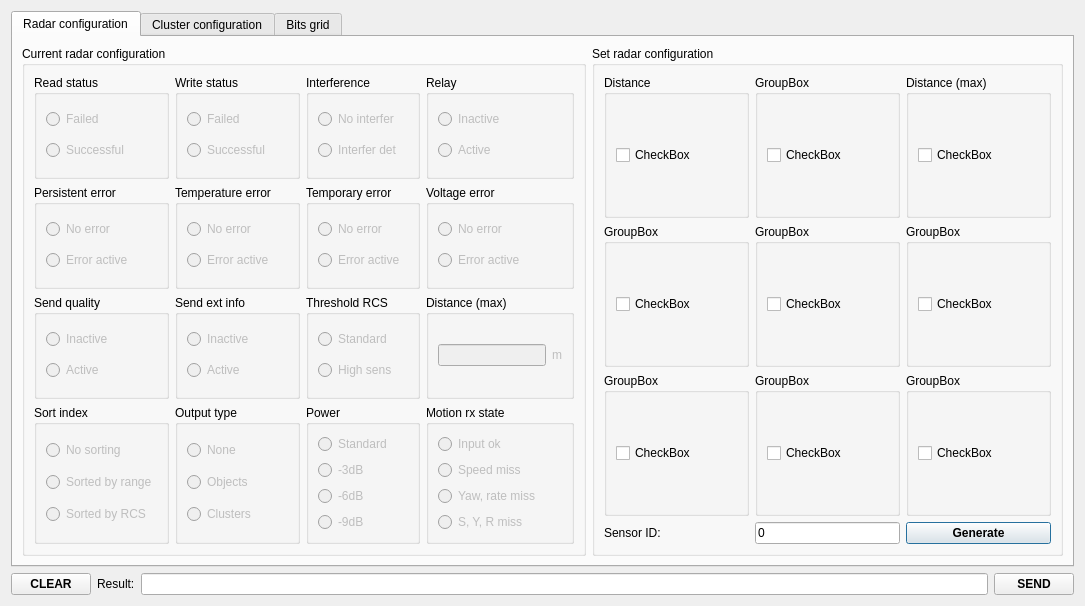
Qt form dialogconfig.ui (anatoltrush/RadarVisual) before a commit.
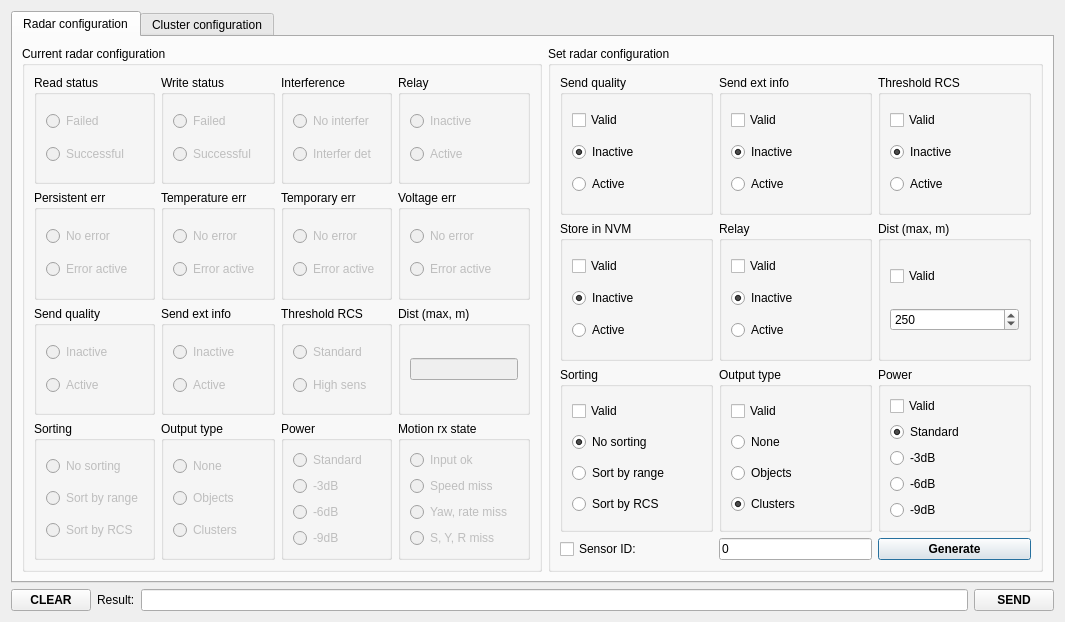
The same form after that commit.

Diff of the .ui file:
```diff
--- a/dialogconfig.ui
+++ b/dialogconfig.ui
@@ -6,8 +6,8 @@
    <rect>
     <x>0</x>
     <y>0</y>
-    <width>1085</width>
-    <height>606</height>
+    <width>1065</width>
+    <height>622</height>
    </rect>
   </property>
   <property name="windowTitle">
@@ -39,7 +39,7 @@
           <item row="2" column="3">
            <widget class="QGroupBox" name="gBCurrRadDist">
             <property name="title">
-             <string>Distance (max)</string>
+             <string>Dist (max, m)</string>
             </property>
             <layout class="QGridLayout" name="gridLayout_20">
              <item row="0" column="0">
@@ -64,29 +64,13 @@
                </property>
               </widget>
              </item>
-             <item row="0" column="1">
-              <widget class="QLabel" name="lCurrRadDistM">
-               <property name="enabled">
-                <bool>false</bool>
-               </property>
-               <property name="sizePolicy">
-                <sizepolicy hsizetype="Minimum" vsizetype="Fixed">
-                 <horstretch>0</horstretch>
-                 <verstretch>0</verstretch>
-                </sizepolicy>
-               </property>
-               <property name="text">
-                <string>m</string>
-               </property>
-              </widget>
-             </item>
             </layout>
            </widget>
           </item>
           <item row="1" column="1">
            <widget class="QGroupBox" name="gBCurrRadTemper">
             <property name="title">
-             <string>Temperature error</string>
+             <string>Temperature err</string>
             </property>
             <layout class="QGridLayout" name="gridLayout_23">
              <item row="0" column="0">
@@ -115,7 +99,7 @@
           <item row="1" column="2">
            <widget class="QGroupBox" name="gBCurrRadTempor">
             <property name="title">
-             <string>Temporary error</string>
+             <string>Temporary err</string>
             </property>
             <layout class="QGridLayout" name="gridLayout_24">
              <item row="0" column="0">
@@ -367,7 +351,7 @@
           <item row="3" column="0">
            <widget class="QGroupBox" name="gBCurrRadSortInd">
             <property name="title">
-             <string>Sort index</string>
+             <string>Sorting</string>
             </property>
             <layout class="QGridLayout" name="gridLayout_26">
              <item row="0" column="0">
@@ -386,7 +370,7 @@
                 <bool>false</bool>
                </property>
                <property name="text">
-                <string>Sorted by range</string>
+                <string>Sort by range</string>
                </property>
               </widget>
              </item>
@@ -396,7 +380,7 @@
                 <bool>false</bool>
                </property>
                <property name="text">
-                <string>Sorted by RCS</string>
+                <string>Sort by RCS</string>
                </property>
               </widget>
              </item>
@@ -406,7 +390,7 @@
           <item row="1" column="3">
            <widget class="QGroupBox" name="gBCurrRadVolt">
             <property name="title">
-             <string>Voltage error</string>
+             <string>Voltage err</string>
             </property>
             <layout class="QGridLayout" name="gridLayout_25">
              <item row="0" column="0">
@@ -464,7 +448,7 @@
           <item row="1" column="0">
            <widget class="QGroupBox" name="gBCurrRadPersErr">
             <property name="title">
-             <string>Persistent error</string>
+             <string>Persistent err</string>
             </property>
             <layout class="QGridLayout" name="gridLayout_21">
              <item row="0" column="0">
@@ -587,6 +571,72 @@
           <string>Set radar configuration</string>
          </property>
          <layout class="QGridLayout" name="gridLayout_4">
+          <item row="1" column="1">
+           <widget class="QGroupBox" name="gBSetRadRelay">
+            <property name="title">
+             <string>Relay</string>
+            </property>
+            <layout class="QGridLayout" name="gridLayout_13">
+             <item row="0" column="0">
+              <widget class="QCheckBox" name="cBSetRadRelay">
+               <property name="text">
+                <string>Valid</string>
+               </property>
+              </widget>
+             </item>
+             <item row="1" column="0">
+              <widget class="QRadioButton" name="rBSetRadRelayIn">
+               <property name="text">
+                <string>Inactive</string>
+               </property>
+               <property name="checked">
+                <bool>true</bool>
+               </property>
+              </widget>
+             </item>
+             <item row="2" column="0">
+              <widget class="QRadioButton" name="rBSetRadRelayAct">
+               <property name="text">
+                <string>Active</string>
+               </property>
+              </widget>
+             </item>
+            </layout>
+           </widget>
+          </item>
+          <item row="1" column="0">
+           <widget class="QGroupBox" name="gBSetRadStore">
+            <property name="title">
+             <string>Store in NVM</string>
+            </property>
+            <layout class="QGridLayout" name="gridLayout_12">
+             <item row="1" column="0">
+              <widget class="QRadioButton" name="rBSetRadStoreIn">
+               <property name="text">
+                <string>Inactive</string>
+               </property>
+               <property name="checked">
+                <bool>true</bool>
+               </property>
+              </widget>
+             </item>
+             <item row="0" column="0">
+              <widget class="QCheckBox" name="cBSetRadStore">
+               <property name="text">
+                <string>Valid</string>
+               </property>
+              </widget>
+             </item>
+             <item row="2" column="0">
+              <widget class="QRadioButton" name="rBSetRadStoreAct">
+               <property name="text">
+                <string>Active</string>
+               </property>
+              </widget>
+             </item>
+            </layout>
+           </widget>
+          </item>
           <item row="3" column="1">
            <widget class="QLineEdit" name="lESetRadId">
             <property name="sizePolicy">
@@ -600,80 +650,40 @@
             </property>
            </widget>
           </item>
-          <item row="1" column="0">
-           <widget class="QGroupBox" name="gBSet_4">
-            <property name="title">
-             <string>GroupBox</string>
+          <item row="3" column="0">
+           <widget class="QCheckBox" name="cBSetRadId">
+            <property name="text">
+             <string>Sensor ID:</string>
             </property>
-            <layout class="QGridLayout" name="gridLayout_12">
-             <item row="0" column="0">
-              <widget class="QCheckBox" name="checkBox_4">
-               <property name="text">
-                <string>CheckBox</string>
-               </property>
-              </widget>
-             </item>
-            </layout>
-           </widget>
-          </item>
-          <item row="2" column="2">
-           <widget class="QGroupBox" name="gBSet_8">
-            <property name="title">
-             <string>GroupBox</string>
-            </property>
-            <layout class="QGridLayout" name="gridLayout_17">
-             <item row="0" column="0">
-              <widget class="QCheckBox" name="checkBox_9">
-               <property name="text">
-                <string>CheckBox</string>
-               </property>
-              </widget>
-             </item>
-            </layout>
-           </widget>
-          </item>
-          <item row="1" column="2">
-           <widget class="QGroupBox" name="gBSet_3">
-            <property name="title">
-             <string>GroupBox</string>
-            </property>
-            <layout class="QGridLayout" name="gridLayout_14">
-             <item row="0" column="0">
-              <widget class="QCheckBox" name="checkBox_6">
-               <property name="text">
-                <string>CheckBox</string>
-               </property>
-              </widget>
-             </item>
-            </layout>
-           </widget>
-          </item>
-          <item row="1" column="1">
-           <widget class="QGroupBox" name="gBSet_5">
-            <property name="title">
-             <string>GroupBox</string>
-            </property>
-            <layout class="QGridLayout" name="gridLayout_13">
-             <item row="0" column="0">
-              <widget class="QCheckBox" name="checkBox_5">
-               <property name="text">
-                <string>CheckBox</string>
-               </property>
-              </widget>
-             </item>
-            </layout>
            </widget>
           </item>
           <item row="0" column="1">
            <widget class="QGroupBox" name="gBSetRadWrite">
             <property name="title">
-             <string>GroupBox</string>
+             <string>Send ext info</string>
             </property>
             <layout class="QGridLayout" name="gridLayout_11">
              <item row="0" column="0">
               <widget class="QCheckBox" name="checkBox_2">
                <property name="text">
-                <string>CheckBox</string>
+                <string>Valid</string>
+               </property>
+              </widget>
+             </item>
+             <item row="1" column="0">
+              <widget class="QRadioButton" name="rBSetRadExtIn">
+               <property name="text">
+                <string>Inactive</string>
+               </property>
+               <property name="checked">
+                <bool>true</bool>
+               </property>
+              </widget>
+             </item>
+             <item row="2" column="0">
+              <widget class="QRadioButton" name="rBSetRadExtAct">
+               <property name="text">
+                <string>Active</string>
                </property>
               </widget>
              </item>
@@ -681,63 +691,32 @@
            </widget>
           </item>
           <item row="0" column="2">
-           <widget class="QGroupBox" name="gBSetRadDist">
+           <widget class="QGroupBox" name="gBSetRadThr">
             <property name="title">
-             <string>Distance (max)</string>
+             <string>Threshold RCS</string>
             </property>
             <layout class="QGridLayout" name="gridLayout_10">
              <item row="0" column="0">
               <widget class="QCheckBox" name="checkBox_3">
                <property name="text">
-                <string>CheckBox</string>
+                <string>Valid</string>
                </property>
               </widget>
              </item>
-            </layout>
-           </widget>
-          </item>
-          <item row="0" column="0">
-           <widget class="QGroupBox" name="gBSetRadRead">
-            <property name="title">
-             <string>Distance</string>
-            </property>
-            <layout class="QGridLayout" name="gridLayout_9">
-             <item row="0" column="0">
-              <widget class="QCheckBox" name="checkBox">
+             <item row="1" column="0">
+              <widget class="QRadioButton" name="rBSetRadThrIn">
                <property name="text">
-                <string>CheckBox</string>
+                <string>Inactive</string>
                </property>
-              </widget>
-             </item>
-            </layout>
-           </widget>
-          </item>
-          <item row="2" column="1">
-           <widget class="QGroupBox" name="gBSet_7">
-            <property name="title">
-             <string>GroupBox</string>
-            </property>
-            <layout class="QGridLayout" name="gridLayout_16">
-             <item row="0" column="0">
-              <widget class="QCheckBox" name="checkBox_8">
-               <property name="text">
-                <string>CheckBox</string>
+               <property name="checked">
+                <bool>true</bool>
                </property>
               </widget>
              </item>
-            </layout>
-           </widget>
-          </item>
-          <item row="2" column="0">
-           <widget class="QGroupBox" name="gBSet_6">
-            <property name="title">
-             <string>GroupBox</string>
-            </property>
-            <layout class="QGridLayout" name="gridLayout_15">
-             <item row="0" column="0">
-              <widget class="QCheckBox" name="checkBox_7">
+             <item row="2" column="0">
+              <widget class="QRadioButton" name="rBSetRadThrAct">
                <property name="text">
-                <string>CheckBox</string>
+                <string>Active</string>
                </property>
               </widget>
              </item>
@@ -757,11 +736,205 @@
             </property>
            </widget>
           </item>
-          <item row="3" column="0">
-           <widget class="QLabel" name="lSetRadId">
-            <property name="text">
-             <string>Sensor ID:</string>
+          <item row="0" column="0">
+           <widget class="QGroupBox" name="gBSetRadQual">
+            <property name="title">
+             <string>Send quality</string>
             </property>
+            <layout class="QGridLayout" name="gridLayout_9">
+             <item row="0" column="0">
+              <widget class="QCheckBox" name="cBSetRadQual">
+               <property name="text">
+                <string>Valid</string>
+               </property>
+              </widget>
+             </item>
+             <item row="1" column="0">
+              <widget class="QRadioButton" name="rBSetRadQualIn">
+               <property name="text">
+                <string>Inactive</string>
+               </property>
+               <property name="checked">
+                <bool>true</bool>
+               </property>
+              </widget>
+             </item>
+             <item row="2" column="0">
+              <widget class="QRadioButton" name="rBSetRadQualAct">
+               <property name="text">
+                <string>Active</string>
+               </property>
+              </widget>
+             </item>
+            </layout>
+           </widget>
+          </item>
+          <item row="2" column="1">
+           <widget class="QGroupBox" name="gBSetRadOut">
+            <property name="title">
+             <string>Output type</string>
+            </property>
+            <layout class="QGridLayout" name="gridLayout_16">
+             <item row="0" column="0">
+              <widget class="QCheckBox" name="cBSetRadOut">
+               <property name="text">
+                <string>Valid</string>
+               </property>
+              </widget>
+             </item>
+             <item row="1" column="0">
+              <widget class="QRadioButton" name="rBSetRadOutNone">
+               <property name="text">
+                <string>None</string>
+               </property>
+              </widget>
+             </item>
+             <item row="2" column="0">
+              <widget class="QRadioButton" name="rBSetRadOutObj">
+               <property name="text">
+                <string>Objects</string>
+               </property>
+              </widget>
+             </item>
+             <item row="3" column="0">
+              <widget class="QRadioButton" name="rBSetRadOutClust">
+               <property name="text">
+                <string>Clusters</string>
+               </property>
+               <property name="checked">
+                <bool>true</bool>
+               </property>
+              </widget>
+             </item>
+            </layout>
+           </widget>
+          </item>
+          <item row="2" column="2">
+           <widget class="QGroupBox" name="cBSetRadPow">
+            <property name="title">
+             <string>Power</string>
+            </property>
+            <layout class="QGridLayout" name="gridLayout_17">
+             <item row="2" column="0">
+              <widget class="QRadioButton" name="rBSetRadPow_3dB">
+               <property name="text">
+                <string>-3dB</string>
+               </property>
+              </widget>
+             </item>
+             <item row="1" column="0">
+              <widget class="QRadioButton" name="rBSetRadPowStand">
+               <property name="text">
+                <string>Standard</string>
+               </property>
+               <property name="checked">
+                <bool>true</bool>
+               </property>
+              </widget>
+             </item>
+             <item row="0" column="0">
+              <widget class="QCheckBox" name="checkBoxPow">
+               <property name="text">
+                <string>Valid</string>
+               </property>
+              </widget>
+             </item>
+             <item row="3" column="0">
+              <widget class="QRadioButton" name="rBSetRadPow_6dB">
+               <property name="text">
+                <string>-6dB</string>
+               </property>
+              </widget>
+             </item>
+             <item row="4" column="0">
+              <widget class="QRadioButton" name="rBSetRadPow_9dB">
+               <property name="text">
+                <string>-9dB</string>
+               </property>
+              </widget>
+             </item>
+            </layout>
+           </widget>
+          </item>
+          <item row="1" column="2">
+           <widget class="QGroupBox" name="gBSetRadDist">
+            <property name="title">
+             <string>Dist (max, m)</string>
+            </property>
+            <layout class="QGridLayout" name="gridLayout_14">
+             <item row="1" column="0">
+              <widget class="QSpinBox" name="sBSetRadDist">
+               <property name="minimumSize">
+                <size>
+                 <width>10</width>
+                 <height>0</height>
+                </size>
+               </property>
+               <property name="toolTip">
+                <string>196...260m</string>
+               </property>
+               <property name="toolTipDuration">
+                <number>5000</number>
+               </property>
+               <property name="maximum">
+                <number>2046</number>
+               </property>
+               <property name="singleStep">
+                <number>2</number>
+               </property>
+               <property name="value">
+                <number>250</number>
+               </property>
+              </widget>
+             </item>
+             <item row="0" column="0">
+              <widget class="QCheckBox" name="cBSetRadDist">
+               <property name="text">
+                <string>Valid</string>
+               </property>
+              </widget>
+             </item>
+            </layout>
+           </widget>
+          </item>
+          <item row="2" column="0">
+           <widget class="QGroupBox" name="gBSetRadSort">
+            <property name="title">
+             <string>Sorting</string>
+            </property>
+            <layout class="QGridLayout" name="gridLayout_15">
+             <item row="1" column="0">
+              <widget class="QRadioButton" name="rBSetRadSortNo">
+               <property name="text">
+                <string>No sorting</string>
+               </property>
+               <property name="checked">
+                <bool>true</bool>
+               </property>
+              </widget>
+             </item>
+             <item row="0" column="0">
+              <widget class="QCheckBox" name="cBSetRadSort">
+               <property name="text">
+                <string>Valid</string>
+               </property>
+              </widget>
+             </item>
+             <item row="2" column="0">
+              <widget class="QRadioButton" name="rBSetRadSortRange">
+               <property name="text">
+                <string>Sort by range</string>
+               </property>
+              </widget>
+             </item>
+             <item row="3" column="0">
+              <widget class="QRadioButton" name="rBSetRadSortRcs">
+               <property name="text">
+                <string>Sort by RCS</string>
+               </property>
+              </widget>
+             </item>
+            </layout>
            </widget>
           </item>
          </layout>
@@ -790,58 +963,6 @@
        </item>
       </layout>
      </widget>
-     <widget class="QWidget" name="tbGrid">
-      <attribute name="title">
-       <string>Bits grid</string>
-      </attribute>
-      <layout class="QGridLayout" name="gridLayout_7">
-       <item row="0" column="0">
-        <widget class="QGroupBox" name="groupBox_21">
-         <property name="sizePolicy">
-          <sizepolicy hsizetype="Preferred" vsizetype="Fixed">
-           <horstretch>0</horstretch>
-           <verstretch>0</verstretch>
-          </sizepolicy>
-         </property>
-         <property name="title">
-          <string>GroupBox</string>
-         </property>
-         <layout class="QGridLayout" name="gridLayout_6">
-          <item row="0" column="0">
-           <widget class="QRadioButton" name="radioButton">
-            <property name="text">
-             <string>RadioButton</string>
-            </property>
-           </widget>
-          </item>
-          <item row="1" column="0">
-           <widget class="QRadioButton" name="radioButton_2">
-            <property name="text">
-             <string>RadioButton</string>
-            </property>
-           </widget>
-          </item>
-         </layout>
-        </widget>
-       </item>
-       <item row="0" column="1">
-        <spacer name="horizontalSpacer">
-         <property name="orientation">
-          <enum>Qt::Horizontal</enum>
-         </property>
-         <property name="sizeHint" stdset="0">
-          <size>
-           <width>615</width>
-           <height>20</height>
-          </size>
-         </property>
-        </spacer>
-       </item>
-       <item row="1" column="0" colspan="2">
-        <layout class="QGridLayout" name="gridLayout_5"/>
-       </item>
-      </layout>
-     </widget>
     </widget>
    </item>
    <item row="1" column="0">
@@ -874,6 +995,9 @@
          <verstretch>0</verstretch>
         </sizepolicy>
        </property>
+       <property name="readOnly">
+        <bool>true</bool>
+       </property>
       </widget>
      </item>
      <item>
```
Left out of the diff: 16 changed lines with no effect on the pictures.
